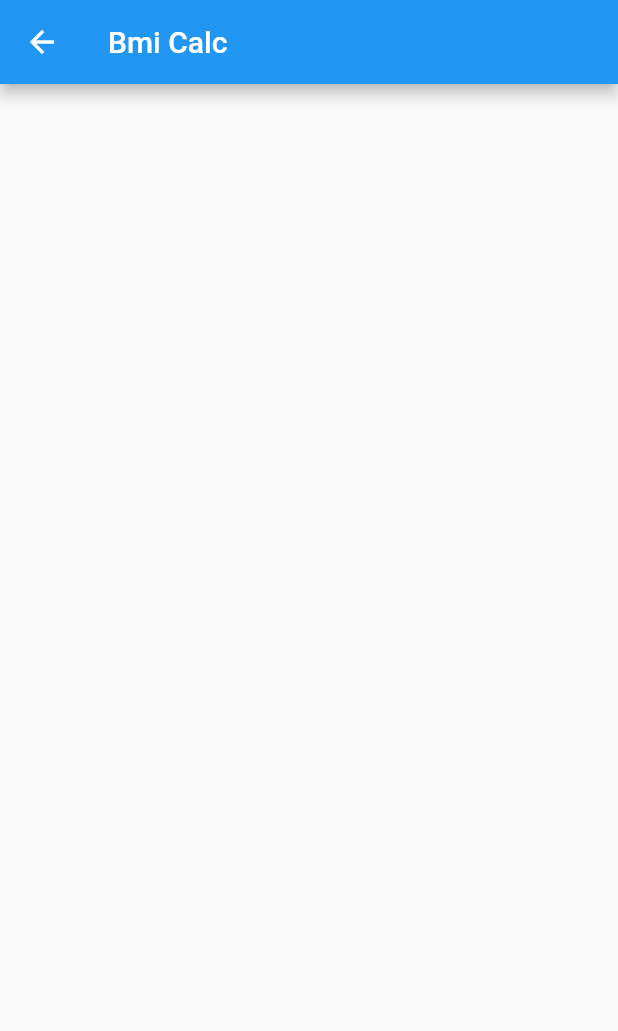
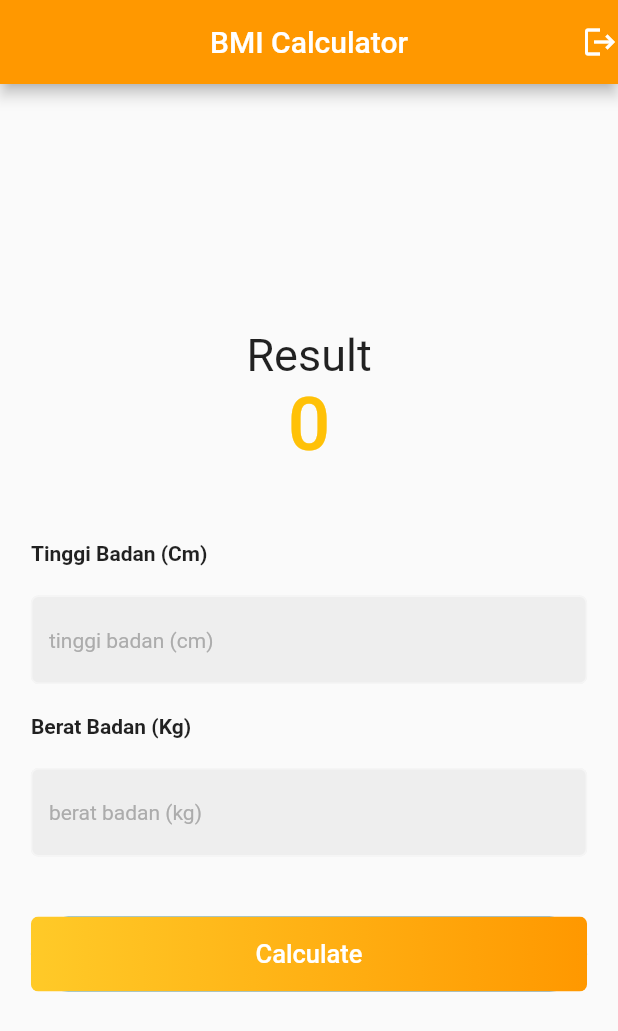
Before and after one commit to MrRudRud/flutter-simple-bmi-calculator, a Flutter app: the BmiCalc screen opened by its route, on a phone screen of 412 x 824 dp. Shown: the top 1031 px of the screen. Run offline on Flutter 3.47's test engine with Material 2 defaults, Android fonts, the phone set to English and light mode, and no system bars; our stand-ins replace flutter_svg.

Commit message:
calc BMI

```diff
--- a/lib/main.dart
+++ b/lib/main.dart
@@ -1,7 +1,7 @@
 import 'package:flutter/material.dart';
 import 'package:udalogin/presentation/auth/login.dart';
 import 'package:udalogin/presentation/auth/register.dart';
-import 'package:udalogin/presentation/bmi/bmi.dart';
+import 'package:udalogin/presentation/bmi/bmi_calc.dart';
 
 import 'presentation/auth/welcome.dart';
 
--- a/lib/presentation/auth/login.dart
+++ b/lib/presentation/auth/login.dart
@@ -4,14 +4,18 @@ import 'package:flutter_svg/flutter_svg.dart';
 import 'package:udalogin/presentation/constants/comp.dart';
 import 'package:udalogin/presentation/constants/header.dart';
 
-class PageLogin extends StatelessWidget {
+class PageLogin extends StatefulWidget {
+  @override
+  _PageLoginState createState() => _PageLoginState();
+}
+
+class _PageLoginState extends State<PageLogin> {
+  TextEditingController _username = TextEditingController();
+  TextEditingController _password = TextEditingController();
+
   @override
   Widget build(BuildContext context) {
     var size = MediaQuery.of(context).size;
-
-    TextEditingController _username = new TextEditingController();
-    TextEditingController _password = new TextEditingController();
-
     return Scaffold(
       appBar: AppBar(
         elevation: 0,
@@ -38,9 +42,9 @@ class PageLogin extends StatelessWidget {
                 child: Column(
                   crossAxisAlignment: CrossAxisAlignment.start,
                   children: [
-                    text("Email id"),
+                    text("Username"),
                     SizedBox(height: 10),
-                    input('Email', _username, null, isPass: false),
+                    input('Username', _username, null, isPass: false),
                     SizedBox(height: 10),
                     text("Password"),
                     SizedBox(height: 10),
--- a/lib/presentation/bmi/bmi.dart
+++ /dev/null
@@ -1,17 +0,0 @@
-import 'package:flutter/material.dart';
-
-class BmiCalc extends StatefulWidget {
-  @override
-  _BmiCalcState createState() => _BmiCalcState();
-}
-
-class _BmiCalcState extends State<BmiCalc> {
-  @override
-  Widget build(BuildContext context) {
-    return Scaffold(
-      appBar: AppBar(
-        title: Text('Bmi Calc'),
-      ),
-    );
-  }
-}
--- /dev/null
+++ b/lib/presentation/bmi/bmi_calc.dart
@@ -0,0 +1,197 @@
+import 'package:flutter/material.dart';
+import 'package:udalogin/presentation/auth/login.dart';
+
+class BmiCalc extends StatefulWidget {
+  @override
+  _BmiCalcState createState() => _BmiCalcState();
+}
+
+class _BmiCalcState extends State<BmiCalc> {
+  TextEditingController _heightController = TextEditingController();
+  TextEditingController _weightController = TextEditingController();
+
+  double _result = 0;
+  double _height = 0, _weight = 0;
+  String _category = "";
+
+  @override
+  Widget build(BuildContext context) {
+    var size = MediaQuery.of(context).size;
+    return Scaffold(
+      appBar: AppBar(
+        title: Text('BMI Calculator'),
+        automaticallyImplyLeading: false,
+        centerTitle: true,
+        backgroundColor: Colors.orange,
+        actions: [
+          InkWell(
+            onTap: () {
+              // Navigator.of(context).pushNamed('/login');
+              Navigator.push(context,
+                  MaterialPageRoute(builder: (context) => PageLogin()));
+            },
+            child: Icon(Icons.logout),
+          )
+        ],
+      ),
+      body: Container(
+        alignment: Alignment.center,
+        child: SingleChildScrollView(
+          child: Column(
+            children: [
+              Text(
+                'Result',
+                style: TextStyle(fontSize: 30),
+              ),
+              Text(
+                _result == 0 ? "0" : "${_result.toStringAsFixed(2)}",
+                style: TextStyle(
+                  color: Colors.amber,
+                  fontSize: 50,
+                  fontWeight: FontWeight.w500,
+                ),
+              ),
+              Text(
+                _category == "" ? "" : '($_category)',
+                style: TextStyle(fontSize: 15),
+              ),
+              SizedBox(height: 20),
+              Container(
+                width: size.width * 0.9,
+                margin: EdgeInsets.only(top: 10),
+                child: Column(
+                  crossAxisAlignment: CrossAxisAlignment.start,
+                  children: [
+                    text('Tinggi Badan (Cm)'),
+                    SizedBox(height: 10),
+                    Container(
+                      margin: EdgeInsets.only(top: 10),
+                      child: TextField(
+                        controller: _heightController,
+                        decoration: InputDecoration(
+                          hintText: 'tinggi badan (cm)',
+                          hintStyle:
+                              TextStyle(color: Color(0xFFACACAC), fontSize: 14),
+                          filled: true,
+                          fillColor: Colors.grey.shade200,
+                          enabledBorder: OutlineInputBorder(
+                            borderSide: BorderSide(color: Colors.grey.shade100),
+                            borderRadius:
+                                BorderRadius.all(Radius.circular(5.0)),
+                          ),
+                          focusedBorder: OutlineInputBorder(
+                            borderSide: BorderSide(color: Colors.grey),
+                            borderRadius:
+                                BorderRadius.all(Radius.circular(5.0)),
+                          ),
+                        ),
+                      ),
+                    ),
+                    SizedBox(height: 20),
+                    text('Berat Badan (Kg)'),
+                    SizedBox(height: 10),
+                    Container(
+                      margin: EdgeInsets.only(top: 10),
+                      child: TextField(
+                        controller: _weightController,
+                        decoration: InputDecoration(
+                          hintText: 'berat badan (kg)',
+                          hintStyle:
+                              TextStyle(color: Color(0xFFACACAC), fontSize: 14),
+                          filled: true,
+                          fillColor: Colors.grey.shade200,
+                          enabledBorder: OutlineInputBorder(
+                            borderSide: BorderSide(color: Colors.grey.shade100),
+                            borderRadius:
+                                BorderRadius.all(Radius.circular(5.0)),
+                          ),
+                          focusedBorder: OutlineInputBorder(
+                            borderSide: BorderSide(color: Colors.grey),
+                            borderRadius:
+                                BorderRadius.all(Radius.circular(5.0)),
+                          ),
+                        ),
+                      ),
+                    ),
+                    SizedBox(height: 40),
+                    Container(
+                      height: 50.0,
+                      child: ElevatedButton(
+                        onPressed: () {
+                          calculateBMI();
+                        },
+                        style: ElevatedButton.styleFrom(
+                          elevation: 0,
+                          shape: RoundedRectangleBorder(
+                              borderRadius: BorderRadius.circular(80.0)),
+                          padding: EdgeInsets.all(0.0),
+                        ),
+                        child: Ink(
+                          decoration: BoxDecoration(
+                              gradient: LinearGradient(
+                                colors: <Color>[
+                                  Colors.amber.shade400,
+                                  Colors.orange
+                                ],
+                                begin: Alignment.centerLeft,
+                                end: Alignment.centerRight,
+                              ),
+                              borderRadius: BorderRadius.circular(5.0)),
+                          child: Container(
+                            alignment: Alignment.center,
+                            child: Text(
+                              "Calculate",
+                              textAlign: TextAlign.center,
+                              style:
+                                  TextStyle(color: Colors.white, fontSize: 17),
+                            ),
+                          ),
+                        ),
+                      ),
+                    ),
+                  ],
+                ),
+              ),
+            ],
+          ),
+        ),
+      ),
+    );
+  }
+
+  Widget text(String text) {
+    return Text(text, style: TextStyle(fontWeight: FontWeight.bold));
+  }
+
+  void calculateBMI() {
+    _height = double.parse(_heightController.text) / 100;
+    _weight = double.parse(_weightController.text);
+
+    double _heightSquare = _height * _height;
+    double _resultBMI = _weight / _heightSquare;
+
+    setState(() {
+      _result = _resultBMI;
+      category();
+    });
+  }
+
+  void category() {
+    String _ket;
+    if (_result <= 17.0) {
+      _ket = "Kurus, kurang dari 17.0";
+    } else if (_result <= 18.5) {
+      _ket = 'Kurus, Kurang Ideal';
+    } else if (_result <= 25.0) {
+      _ket = 'Normal';
+    } else if (_result <= 29) {
+      _ket = 'Gemuk';
+    } else {
+      _ket = 'Obesitas';
+    }
+
+    setState(() {
+      _category = _ket;
+    });
+  }
+}
```
